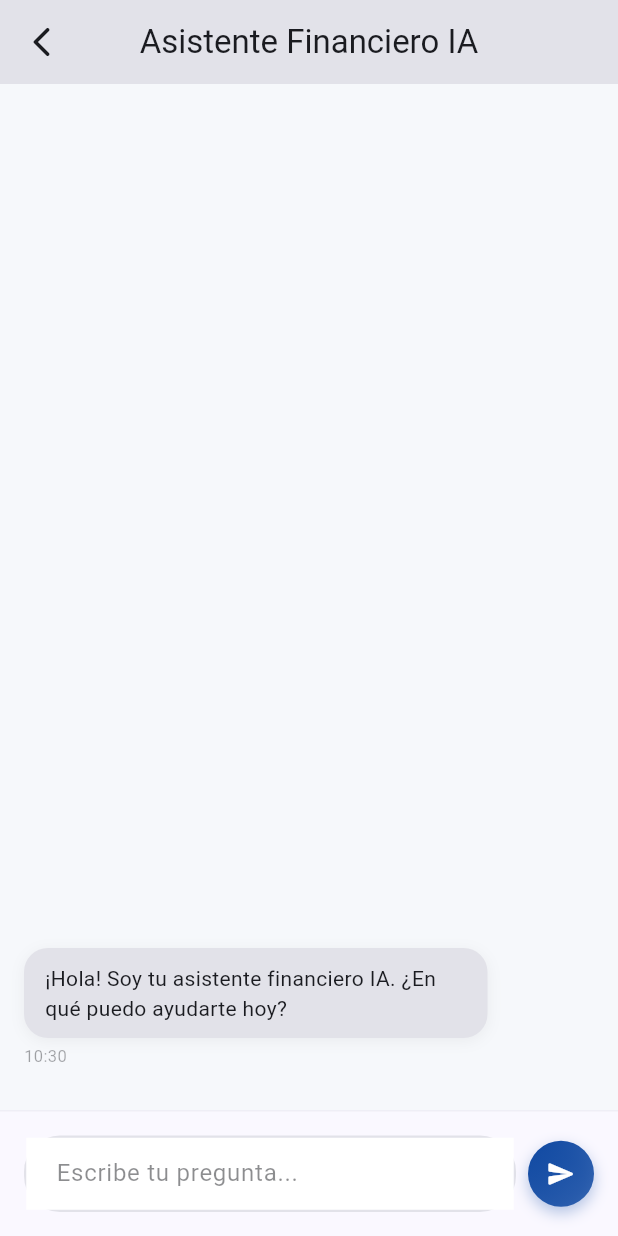
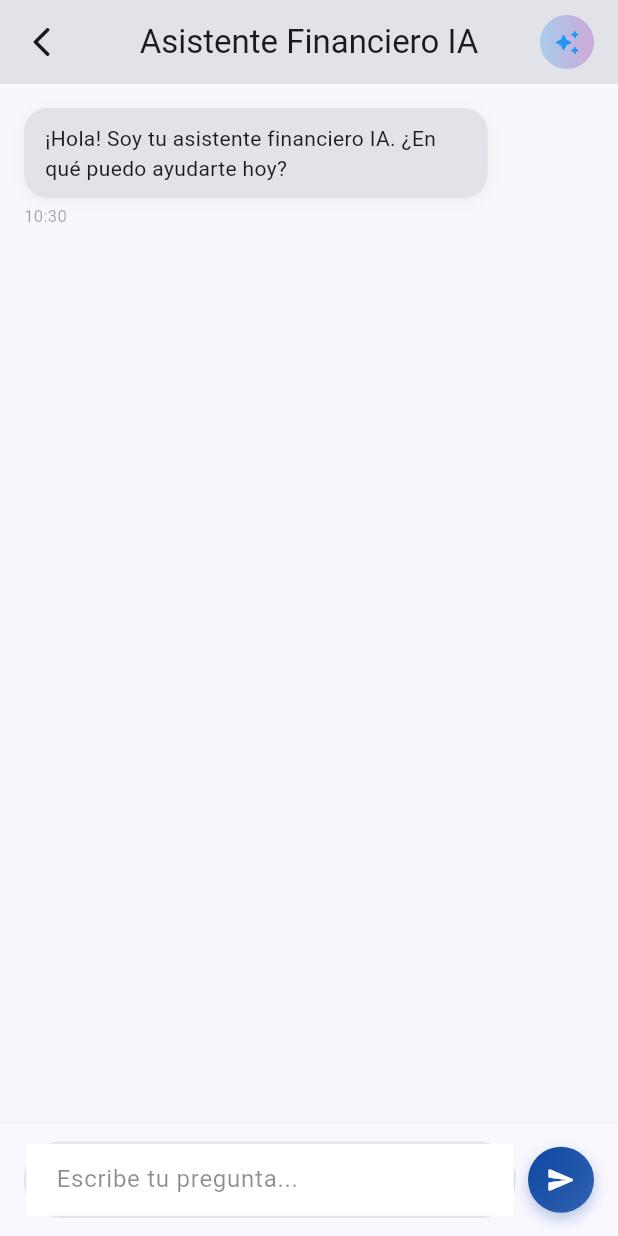
Before and after one commit to SWONG06/Proyecto-6to, a Flutter app: the AIChatScreen screen opened directly, on a phone screen of 412 x 824 dp. Run offline on Flutter 3.47's test engine with Material 3 defaults, Android fonts, the phone set to English and light mode, and no system bars; our stand-ins replace fl_chart, google_generative_ai, image_picker, permission_handler.

```diff
--- a/lib/screens/AIChat.screen.dart
+++ b/lib/screens/AIChat.screen.dart
@@ -1,5 +1,4 @@
 import 'dart:math';
-
 import 'package:flutter/material.dart';
 
 class Message {
@@ -26,12 +25,14 @@ class _AIChatScreenState extends State<AIChatScreen> {
   late FocusNode _focusNode;
   final List<Message> _messages = [];
   bool _isLoading = false;
+  late ScrollController _scrollController;
 
   @override
   void initState() {
     super.initState();
     _messageController = TextEditingController();
     _focusNode = FocusNode();
+    _scrollController = ScrollController();
     _addInitialMessage();
   }
 
@@ -39,6 +40,7 @@ class _AIChatScreenState extends State<AIChatScreen> {
   void dispose() {
     _messageController.dispose();
     _focusNode.dispose();
+    _scrollController.dispose();
     super.dispose();
   }
 
@@ -54,10 +56,21 @@ class _AIChatScreenState extends State<AIChatScreen> {
     });
   }
 
+  void _scrollToBottom() {
+    Future.delayed(const Duration(milliseconds: 100), () {
+      if (_scrollController.hasClients) {
+        _scrollController.animateTo(
+          _scrollController.position.maxScrollExtent,
+          duration: const Duration(milliseconds: 300),
+          curve: Curves.easeOut,
+        );
+      }
+    });
+  }
+
   void _sendMessage(String text) {
     if (text.trim().isEmpty) return;
 
-    // Agregar mensaje del usuario
     setState(() {
       _messages.add(
         Message(
@@ -70,8 +83,10 @@ class _AIChatScreenState extends State<AIChatScreen> {
       _isLoading = true;
     });
 
-    // Simular respuesta de la IA
+    _scrollToBottom();
+
     Future.delayed(const Duration(seconds: 1), () {
+      if (mounted) {
         final response = _generateAIResponse(text);
         setState(() {
           _messages.add(
@@ -83,6 +98,8 @@ class _AIChatScreenState extends State<AIChatScreen> {
           );
           _isLoading = false;
         });
+        _scrollToBottom();
+      }
     });
   }
 
@@ -103,8 +120,10 @@ class _AIChatScreenState extends State<AIChatScreen> {
       return 'Con tu balance actual, puedes considerar: fondos indexados, fondos mutuos o cuentas de ahorro de alto rendimiento. ¿Cuál te interesa?';
     } else if (message.contains('tarjeta') || message.contains('crédito')) {
       return 'Tienes 3 tarjetas registradas. Tu límite de crédito disponible es de \$5,800. Tasa de utilización: 25%.';
+    } else if (message.contains('ayuda') || message.contains('help')) {
+      return 'Puedo ayudarte con:\n• Análisis de gastos e ingresos\n• Consejos de ahorro\n• Información de inversiones\n• Gestión de tarjetas de crédito\n\n¿Qué te interesa?';
     } else {
-      return 'Entiendo tu pregunta. Para darte una respuesta más precisa sobre \'$userMessage\', necesito más detalles. ¿Puedes ser más específico?';
+      return 'Entiendo tu pregunta. Para darte una respuesta más precisa, necesito más detalles. ¿Puedes ser más específico sobre finanzas?';
     }
   }
 
@@ -126,6 +145,31 @@ class _AIChatScreenState extends State<AIChatScreen> {
           icon: const Icon(Icons.arrow_back_ios_rounded),
           onPressed: () => Navigator.pop(context),
         ),
+        actions: [
+          Padding(
+            padding: const EdgeInsets.only(right: 16),
+            child: Center(
+              child: Container(
+                width: 36,
+                height: 36,
+                decoration: BoxDecoration(
+                  shape: BoxShape.circle,
+                  gradient: LinearGradient(
+                    colors: [
+                      Colors.blue.withOpacity(0.3),
+                      Colors.purple.withOpacity(0.3),
+                    ],
+                  ),
+                ),
+                child: const Icon(
+                  Icons.auto_awesome_rounded,
+                  color: Colors.blue,
+                  size: 18,
+                ),
+              ),
+            ),
+          ),
+        ],
       ),
       body: Column(
         children: [
@@ -138,19 +182,18 @@ class _AIChatScreenState extends State<AIChatScreen> {
                     ),
                   )
                 : ListView.builder(
-                    reverse: true,
+                    controller: _scrollController,
                     padding: const EdgeInsets.all(16),
                     itemCount: _messages.length + (_isLoading ? 1 : 0),
                     itemBuilder: (context, index) {
-                      if (_isLoading && index == 0) {
+                      if (_isLoading && index == _messages.length) {
                         return Padding(
                           padding: const EdgeInsets.only(bottom: 12),
                           child: _TypingIndicator(cs: cs),
                         );
                       }
 
-                      final messageIndex = _isLoading ? index - 1 : index;
-                      final message = _messages[_messages.length - 1 - messageIndex];
+                      final message = _messages[index];
 
                       return Padding(
                         padding: const EdgeInsets.only(bottom: 12),
@@ -172,8 +215,12 @@ class _AIChatScreenState extends State<AIChatScreen> {
                 ),
               ),
             ),
-            padding: const EdgeInsets.all(16),
-            child: SafeArea(
+            padding: EdgeInsets.only(
+              left: 16,
+              right: 16,
+              top: 12,
+              bottom: 12 + MediaQuery.of(context).viewInsets.bottom,
+            ),
             child: Row(
               children: [
                 Expanded(
@@ -193,6 +240,7 @@ class _AIChatScreenState extends State<AIChatScreen> {
                       focusNode: _focusNode,
                       minLines: 1,
                       maxLines: 4,
+                      textCapitalization: TextCapitalization.sentences,
                       decoration: InputDecoration(
                         hintText: 'Escribe tu pregunta...',
                         hintStyle: TextStyle(
@@ -245,7 +293,6 @@ class _AIChatScreenState extends State<AIChatScreen> {
                   ),
                 ),
               ],
-              ),
             ),
           ),
         ],
```
Also changed, not shown: lib/screens/dashboard_screen.dart (+3 -7 lines). Lines whose indentation alone changed are shown as unchanged.
